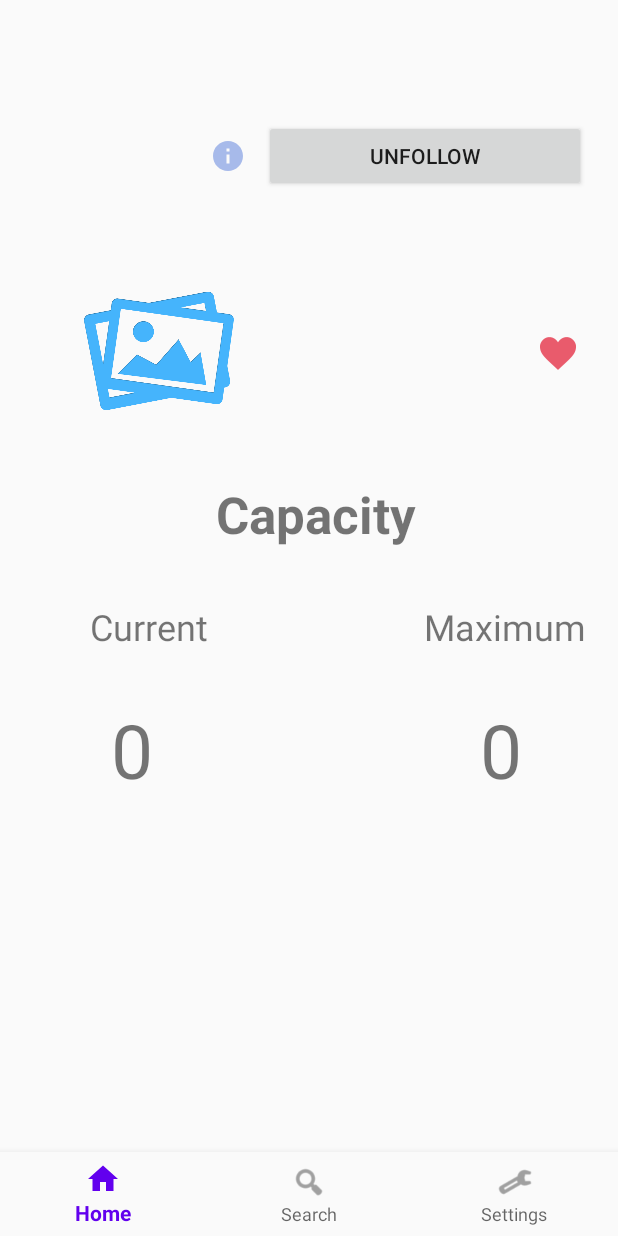
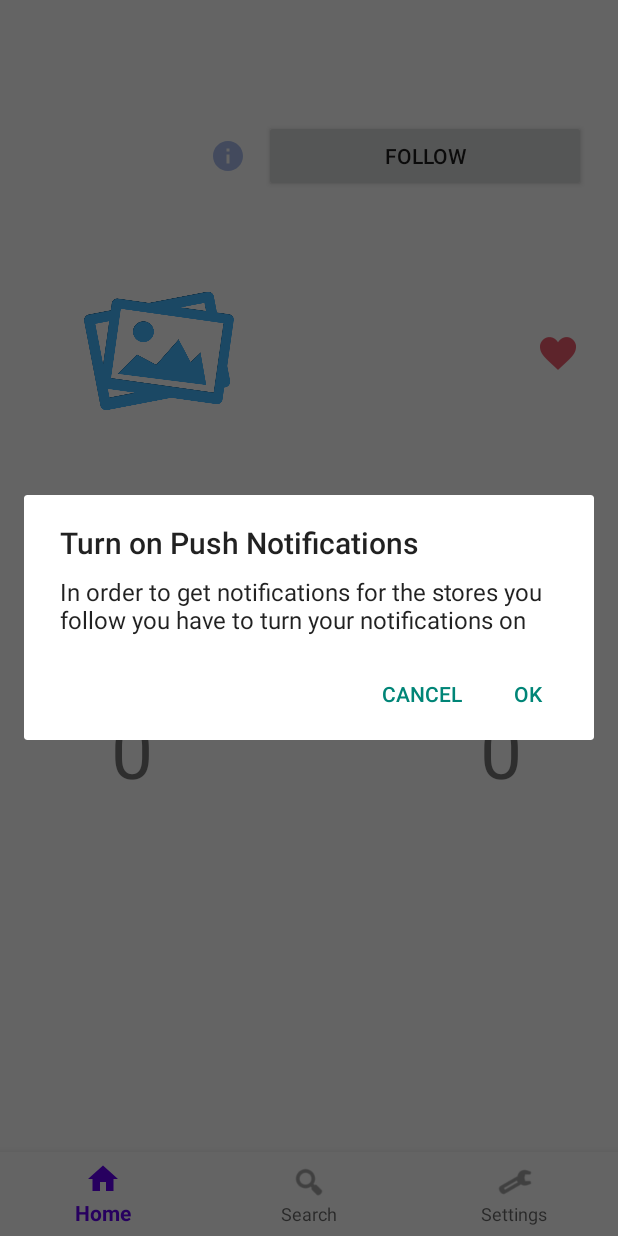
Before and after one commit to daniff15/InOutTracker, an Android app: the StorePageFragment screen opened through its navigation route, after a tap on "FOLLOW", on a phone screen of 412 x 824 dp. Run offline under Robolectric (Android 15) with nearby library versions, the phone set to English and light mode, and no system bars; our stand-ins replace navigation-ui; network calls fail; 3 statements that could not run were skipped; 1 other tap on this screen came first.

Commit message:
Added dialog window when a user follows a store but has push notifications turned off

```diff
--- a/projmobile/mobile/app/src/main/java/ies/ua/inouttracker/ui/store/StorePageFragment.kt
+++ b/projmobile/mobile/app/src/main/java/ies/ua/inouttracker/ui/store/StorePageFragment.kt
@@ -20,6 +20,7 @@ import androidx.core.app.NotificationManagerCompat
 import androidx.core.content.ContextCompat.getSystemService
 import androidx.fragment.app.Fragment
 import androidx.lifecycle.ViewModelProvider
+import androidx.navigation.Navigation
 import androidx.recyclerview.widget.RecyclerView
 import com.google.gson.Gson
 import ies.ua.inouttracker.MainViewModel
@@ -83,7 +84,8 @@ class StorePageFragment() : Fragment() {
         }
 
         follow.setOnClickListener {
-            if (follow.text == "Follow"){
+            if (Datasource().getNotified()) {
+                if (follow.text == "Follow") {
                     Datasource().addFollowing(store, 1)
                     follow.text = "Unfollow"
 
@@ -92,7 +94,7 @@ class StorePageFragment() : Fragment() {
                         "You are now following this store",
                         Toast.LENGTH_SHORT
                     ).show()
-            } else if (follow.text == "Unfollow"){
+                } else if (follow.text == "Unfollow") {
                     Datasource().removeFollowing(store)
                     follow.text = "Follow"
 
@@ -102,8 +104,14 @@ class StorePageFragment() : Fragment() {
                         Toast.LENGTH_SHORT
                     ).show()
                 }
-
-
+            } else {
+                var dialog = Dialog("Turn on Push Notifications", "In order to get notifications for the stores you follow you have to turn your notifications on", "Ok", DialogInterface.OnClickListener { dialog, which ->
+                    Navigation.findNavController(view).navigate(R.id.action_storePageFragment_to_navigation_notifications)
+                }, "Cancel", DialogInterface.OnClickListener { dialog, which ->
+                })
+                dialog.isCancelable = false
+                dialog.show(parentFragmentManager, "Turn on Notifications")
+            }
         }
 
         fav.setOnClickListener {
--- a/projmobile/mobile/app/src/main/res/navigation/mobile_navigation.xml
+++ b/projmobile/mobile/app/src/main/res/navigation/mobile_navigation.xml
@@ -37,7 +37,11 @@
     <fragment
         android:id="@+id/storePageFragment"
         android:name="ies.ua.inouttracker.ui.store.StorePageFragment"
-        android:label="StorePageFragment"/>
+        android:label="StorePageFragment">
+        <action
+            android:id="@+id/action_storePageFragment_to_navigation_notifications"
+            app:destination="@id/navigation_notifications" />
+    </fragment>
     <fragment
         android:id="@+id/loginFragment"
         android:name="ies.ua.inouttracker.ui.login.LoginFragment"
```
Lines whose indentation alone changed are shown as unchanged.
